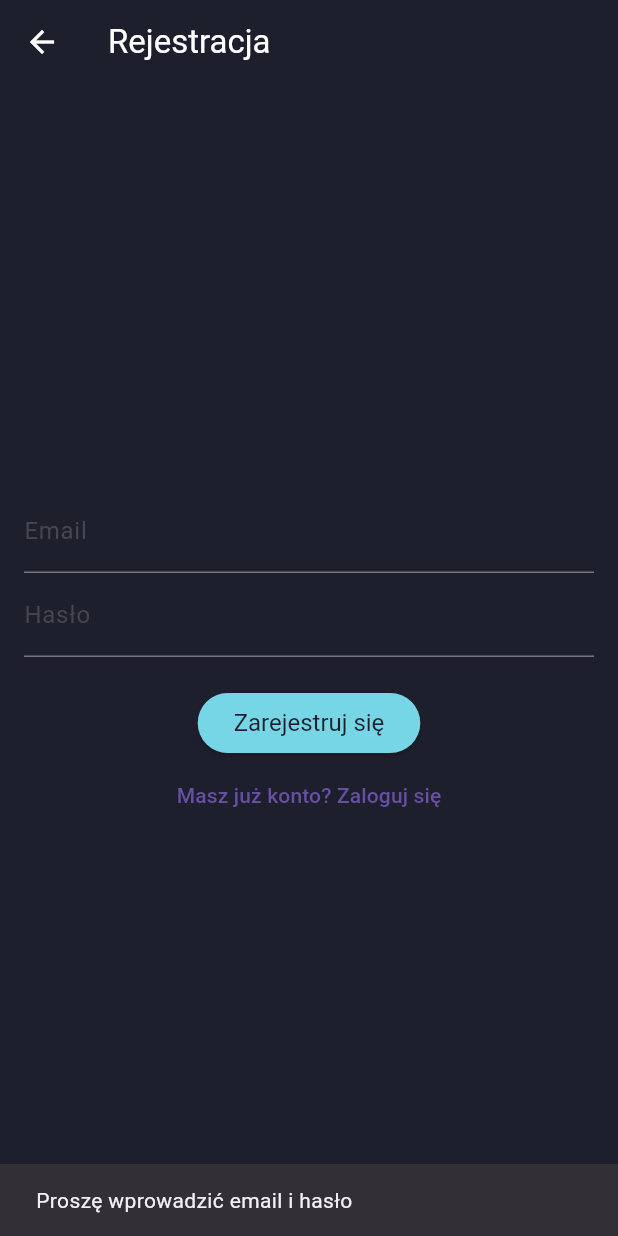
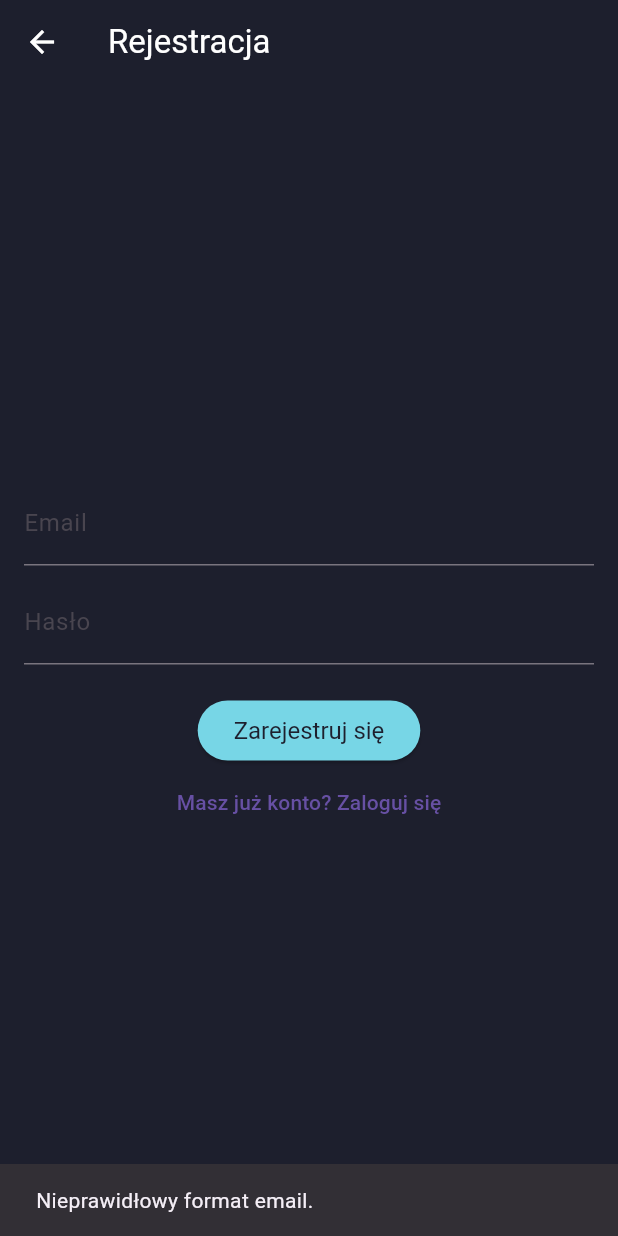
Before and after one commit to Arkadiusz4/smart-lighting-system, a Flutter app: the RegisterScreen screen opened by its route, after a tap on "Zarejestruj się", on a phone screen of 412 x 824 dp. Run offline on Flutter 3.47's test engine with Material 3 defaults, Android fonts, the phone set to English and light mode, and no system bars; our stand-ins replace bloc, cloud_firestore, equatable, firebase_auth, firebase_core, flutter_bloc and 1 more; missing offline and left inert: qr_code_scanner, wifi_iot, wifi_scan; accounts and stored records are empty.

Commit message:
Update register_screen.dart

```diff
--- a/mobile-app/lib/screens/auth_screens/register_screen.dart
+++ b/mobile-app/lib/screens/auth_screens/register_screen.dart
@@ -4,11 +4,18 @@ import 'package:mobile_app/blocs/auth/auth_bloc.dart';
 import 'package:mobile_app/blocs/auth/auth_event.dart';
 import 'package:mobile_app/blocs/auth/auth_state.dart';
 
+import 'package:flutter/material.dart';
+import 'package:flutter_bloc/flutter_bloc.dart';
+// Importuj odpowiednie pliki dla AuthBloc, AuthState, AuthRegistered itd.
+
 class RegisterScreen extends StatelessWidget {
   final TextEditingController emailController = TextEditingController();
   final TextEditingController passwordController = TextEditingController();
 
   RegisterScreen({super.key});
+
+  // Prosty wyraz regularny do walidacji formatu email
+  final RegExp emailRegExp = RegExp(r'^[^@]+@[^@]+\.[^@]+');
 
   @override
   Widget build(BuildContext context) {
@@ -19,6 +26,7 @@ class RegisterScreen extends StatelessWidget {
         child: BlocListener<AuthBloc, AuthState>(
           listener: (context, state) {
             if (state is AuthError) {
+              // Wyświetl snackbar z wiadomością błędu od Firebase
               ScaffoldMessenger.of(context).showSnackBar(
                 SnackBar(content: Text(state.message)),
               );
@@ -30,7 +38,9 @@ class RegisterScreen extends StatelessWidget {
               TextField(
                 controller: emailController,
                 decoration: const InputDecoration(labelText: 'Email'),
+                keyboardType: TextInputType.emailAddress,
               ),
+              const SizedBox(height: 10),
               TextField(
                 controller: passwordController,
                 decoration: const InputDecoration(labelText: 'Hasło'),
@@ -46,12 +56,33 @@ class RegisterScreen extends StatelessWidget {
                     onPressed: () {
                       final email = emailController.text.trim();
                       final password = passwordController.text.trim();
+
+                      // Walidacja formatu email
+                      if (!emailRegExp.hasMatch(email)) {
+                        ScaffoldMessenger.of(context).showSnackBar(
+                          const SnackBar(content: Text('Nieprawidłowy format email.')),
+                        );
+                        return;
+                      }
+
+                      // Sprawdzenie długości hasła
+                      if (password.length < 6) {
+                        ScaffoldMessenger.of(context).showSnackBar(
+                          const SnackBar(
+                            content: Text('Hasło jest za krótkie. Musi mieć co najmniej 6 znaków.'),
+                          ),
+                        );
+                        return;
+                      }
+
                       if (email.isNotEmpty && password.isNotEmpty) {
                         print('RegisterScreen: Emitting AuthRegistered');
-                        context.read<AuthBloc>().add(AuthRegistered(
-                              email: email,
-                              password: password,
-                            ));
+                        context.read<AuthBloc>().add(
+                          AuthRegistered(
+                            email: email,
+                            password: password,
+                          ),
+                        );
                         Navigator.pop(context);
                       } else {
                         ScaffoldMessenger.of(context).showSnackBar(
```
